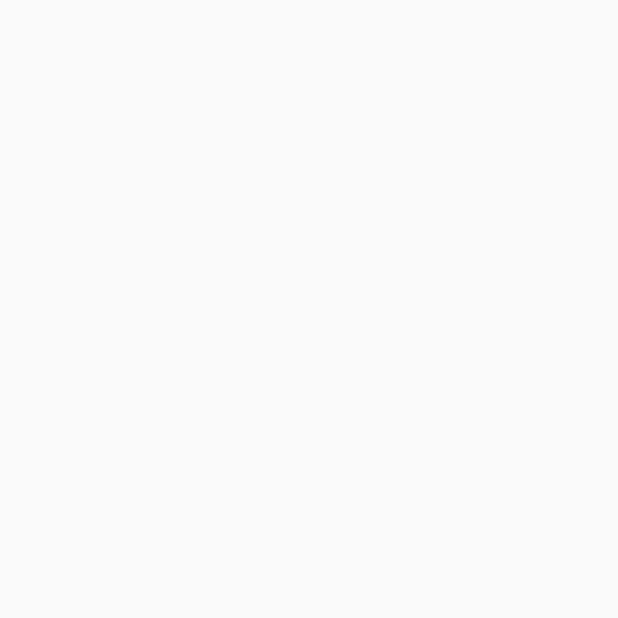
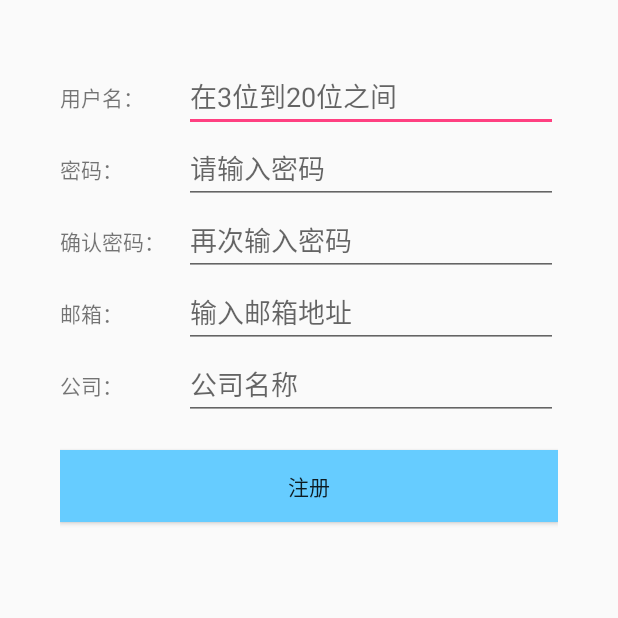
Before and after one commit to lianrenxingyu/ModelSearch2.0, an Android app: the RegisterActivity screen opened directly, with no data from a screen before it, on a phone screen of 412 x 824 dp, the top half of it. Before the commit the part shown is empty. Run offline under Robolectric (Android 15) with nearby library versions, the phone set to English and light mode, and no system bars.

Commit message:
注册界面

```diff
--- a/app/src/main/java/com/chenggong/modelsearch/Aty/LoginActivity.java
+++ b/app/src/main/java/com/chenggong/modelsearch/Aty/LoginActivity.java
@@ -35,7 +35,6 @@ public class LoginActivity extends Activity implements View.OnClickListener {
         switch (v.getId()) {
             case R.id.tv_register:
                 RegisterActivity.start(LoginActivity.this);
-                LoginActivity.this.finish();
                 break;
             case R.id.btn_login:
                 // TODO  登录操作
--- a/app/src/main/java/com/chenggong/modelsearch/Aty/RegisterActivity.java
+++ b/app/src/main/java/com/chenggong/modelsearch/Aty/RegisterActivity.java
@@ -5,18 +5,38 @@ import android.content.Context;
 import android.content.Intent;
 import android.support.v7.app.AppCompatActivity;
 import android.os.Bundle;
+import android.view.View;
+import android.widget.Button;
+import android.widget.EditText;
 
 import com.chenggong.modelsearch.R;
 
 public class RegisterActivity extends Activity {
 
+    private Button btn_register;
+    private EditText et_userName, et_first_pwd, et_second_pwd, et_email, et_company;
+
     @Override
     protected void onCreate(Bundle savedInstanceState) {
         super.onCreate(savedInstanceState);
         setContentView(R.layout.activity_register);
+        btn_register = findViewById(R.id.btn_register);
+        et_userName = findViewById(R.id.userName);
+        et_first_pwd = findViewById(R.id.first_password);
+        et_second_pwd = findViewById(R.id.second_password);
+        et_email = findViewById(R.id.email);
+        et_company = findViewById(R.id.company);
+        btn_register.setOnClickListener(new View.OnClickListener() {
+            @Override
+            public void onClick(View v) {
+                //  TODO 检查输入是否符合规范，提交数据，返回登录界面
+            }
+        });
+
     }
-    public static void start(Context context){
-        Intent intent = new Intent(context,RegisterActivity.class);
+
+    public static void start(Context context) {
+        Intent intent = new Intent(context, RegisterActivity.class);
         context.startActivity(intent);
     }
 }
--- a/app/src/main/res/layout/activity_register.xml
+++ b/app/src/main/res/layout/activity_register.xml
@@ -1,9 +1,113 @@
 <?xml version="1.0" encoding="utf-8"?>
-<android.support.constraint.ConstraintLayout xmlns:android="http://schemas.android.com/apk/res/android"
-    xmlns:app="http://schemas.android.com/apk/res-auto"
-    xmlns:tools="http://schemas.android.com/tools"
+<LinearLayout xmlns:android="http://schemas.android.com/apk/res/android"
     android:layout_width="match_parent"
     android:layout_height="match_parent"
-    tools:context="com.chenggong.modelsearch.Aty.RegisterActivity">
+    android:orientation="vertical"
+    android:paddingLeft="40dp"
+    android:paddingRight="40dp"
+    android:paddingTop="40dp">
 
-</android.support.constraint.ConstraintLayout>
+    <LinearLayout
+        android:layout_width="match_parent"
+        android:layout_height="wrap_content">
+
+        <TextView
+            android:layout_width="0dp"
+            android:layout_height="wrap_content"
+            android:layout_weight="1"
+            android:text="用户名：" />
+
+        <EditText
+            android:id="@+id/userName"
+            android:layout_width="0dp"
+            android:layout_height="wrap_content"
+            android:layout_weight="3"
+            android:hint="在3位到20位之间" />
+    </LinearLayout>
+
+    <LinearLayout
+        android:layout_width="match_parent"
+        android:layout_height="wrap_content">
+
+        <TextView
+            android:layout_width="0dp"
+            android:layout_height="wrap_content"
+            android:layout_weight="1"
+            android:text="密码：" />
+
+        <EditText
+            android:id="@+id/first_password"
+            android:layout_width="0dp"
+            android:layout_height="wrap_content"
+            android:layout_weight="3"
+            android:ems="10"
+
+            android:hint="请输入密码"
+            android:inputType="textPassword" />
+    </LinearLayout>
+
+    <LinearLayout
+        android:layout_width="match_parent"
+        android:layout_height="wrap_content">
+
+        <TextView
+            android:layout_width="0dp"
+            android:layout_height="wrap_content"
+            android:layout_weight="1"
+            android:text="确认密码：" />
+
+        <EditText
+            android:id="@+id/second_password"
+            android:layout_width="0dp"
+            android:layout_height="wrap_content"
+            android:layout_weight="3"
+            android:ems="10"
+            android:hint="再次输入密码"
+            android:inputType="textPassword" />
+    </LinearLayout>
+
+    <LinearLayout
+        android:layout_width="match_parent"
+        android:layout_height="wrap_content">
+
+        <TextView
+            android:layout_width="0dp"
+            android:layout_height="wrap_content"
+            android:layout_weight="1"
+            android:text="邮箱：" />
+
+        <EditText
+            android:id="@+id/email"
+            android:layout_width="0dp"
+            android:layout_height="wrap_content"
+            android:layout_weight="3"
+            android:hint="输入邮箱地址" />
+    </LinearLayout>
+
+    <LinearLayout
+        android:layout_width="match_parent"
+        android:layout_height="wrap_content">
+
+        <TextView
+            android:layout_width="0dp"
+            android:layout_height="wrap_content"
+            android:layout_weight="1"
+            android:text="公司：" />
+
+        <EditText
+            android:id="@+id/company"
+            android:layout_width="0dp"
+            android:layout_height="wrap_content"
+            android:layout_weight="3"
+            android:hint="公司名称" />
+    </LinearLayout>
+
+    <Button
+        android:id="@+id/btn_register"
+        android:layout_width="match_parent"
+        android:layout_height="wrap_content"
+        android:layout_marginTop="20dp"
+        android:background="@color/lightBlue"
+        android:text="注册" />
+
+</LinearLayout>
--- a/app/src/main/res/values/strings.xml
+++ b/app/src/main/res/values/strings.xml
@@ -1,4 +1,4 @@
 <resources>
     <string name="app_name">ModelSearch</string>
-    <string name="register"><u>新用户注册</u></string>
+    <string name="Newer_register"><u>新用户注册</u></string>
 </resources>
```
